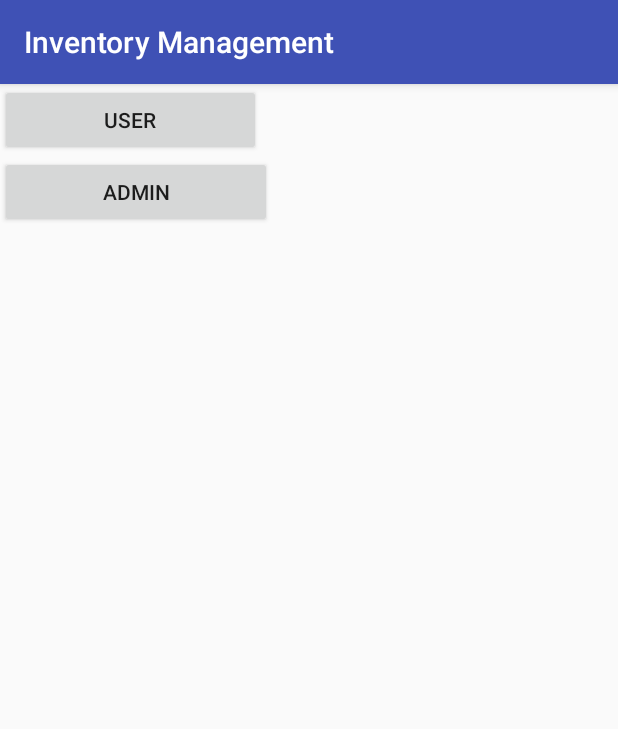
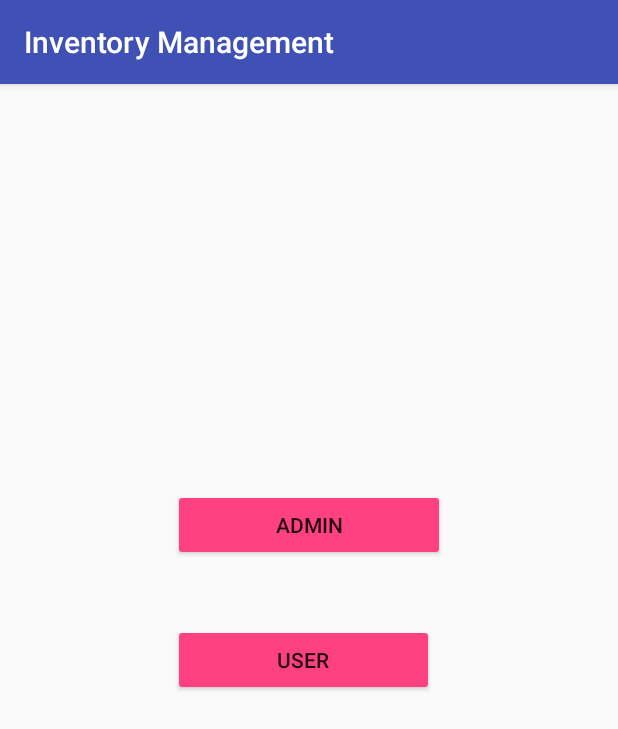
Before and after one commit to vithackathon/InventoryManagement, an Android app: the screen it shows after launch (LauncherActivity), on a phone screen of 412 x 824 dp. Shown: the top 729 px of the screen. Run offline under Robolectric (Android 15) with nearby library versions, the phone set to English and light mode, and no system bars.

Commit message:
check kara

```diff
--- a/app/src/main/res/layout/activity_add_item.xml
+++ b/app/src/main/res/layout/activity_add_item.xml
@@ -35,6 +35,7 @@
         android:layout_gravity="center"
         android:text="Add"
         android:id="@+id/additem"
+        android:backgroundTint="@color/colorAccent"
         />
 
     <TextView
@@ -52,6 +53,7 @@
         android:layout_gravity="center"
         android:text="remove"
         android:id="@+id/removeitem"
+        android:backgroundTint="@color/colorAccent"
         />
 
 <!---->
@@ -83,5 +85,6 @@
         android:layout_gravity="center"
         android:text="Change item"
         android:id="@+id/changeitem"
+        android:backgroundTint="@color/colorAccent"
         />
 </LinearLayout>
--- a/app/src/main/res/layout/activity_admin_verify.xml
+++ b/app/src/main/res/layout/activity_admin_verify.xml
@@ -35,6 +35,7 @@ android:id="@+id/passwd"
         android:layout_gravity="center"
         android:text="confirm"
         android:id="@+id/confirm"
+        android:backgroundTint="@color/colorAccent"
         />
 
 </LinearLayout>
--- a/app/src/main/res/layout/activity_launcher.xml
+++ b/app/src/main/res/layout/activity_launcher.xml
@@ -1,5 +1,5 @@
 <?xml version="1.0" encoding="utf-8"?>
-<LinearLayout xmlns:android="http://schemas.android.com/apk/res/android"
+<RelativeLayout xmlns:android="http://schemas.android.com/apk/res/android"
     xmlns:app="http://schemas.android.com/apk/res-auto"
     xmlns:tools="http://schemas.android.com/tools"
     android:layout_width="match_parent"
@@ -9,17 +9,24 @@
 
     <Button
         android:id="@+id/user"
+
         android:layout_width="174dp"
         android:layout_height="wrap_content"
-        android:text="User"
-         />
+        android:layout_alignStart="@+id/admin"
+        android:layout_centerVertical="true"
+        android:backgroundTint="@color/colorAccent"
+        android:text="User" />
 
 
     <Button
         android:id="@+id/admin"
         android:layout_width="181dp"
         android:layout_height="wrap_content"
-        android:text="Admin"
-         />
+        android:layout_above="@+id/user"
+        android:layout_centerHorizontal="true"
+        android:layout_marginBottom="42dp"
+        android:backgroundTint="@color/colorAccent"
 
-</LinearLayout>
+        android:text="Admin" />
+
+</RelativeLayout>
--- a/app/src/main/res/layout/activity_signup.xml
+++ b/app/src/main/res/layout/activity_signup.xml
@@ -136,7 +136,8 @@
                 android:layout_marginTop="24dp"
                 android:layout_marginBottom="24dp"
                 android:padding="12dp"
-                android:text="Create Account"/>
+                android:text="Create Account"
+                android:backgroundTint="@color/colorAccent"/>
 
             <TextView android:id="@+id/link_login"
                 android:layout_width="fill_parent"
@@ -144,7 +145,8 @@
                 android:layout_marginBottom="24dp"
                 android:text="Already a member? Login"
                 android:gravity="center"
-                android:textSize="16dip"/>
+                android:textSize="16dip"
+                android:backgroundTint="@color/colorAccent"/>
 
 
         </LinearLayout>
```
